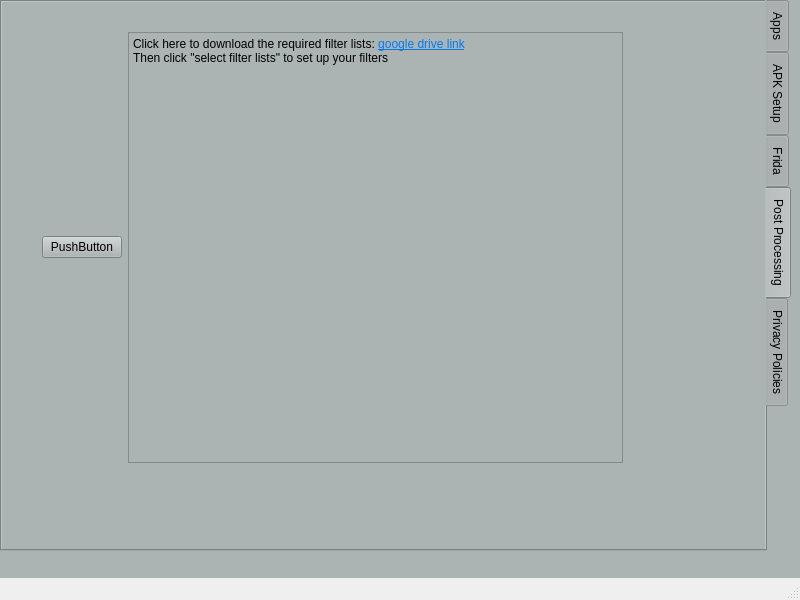
Old version of the form gui/mainwindow.ui in the repository RyanRio/OVRseen.
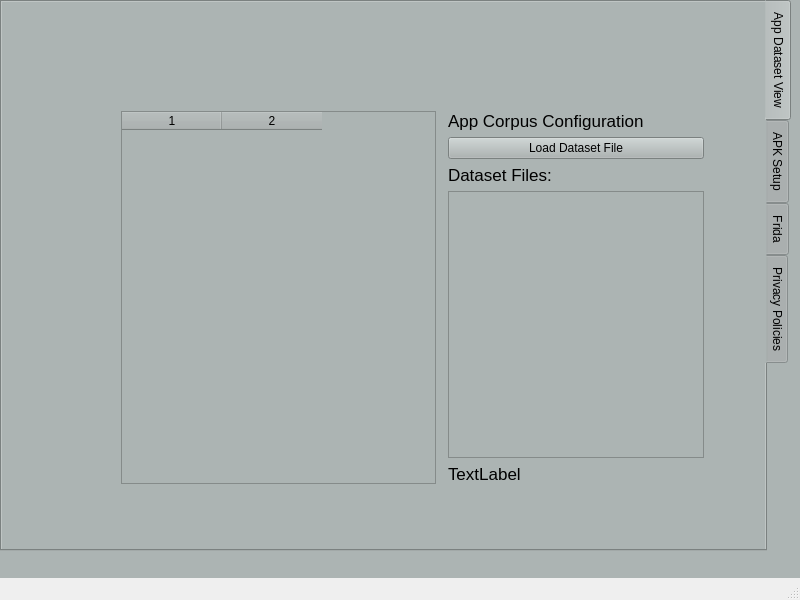
New version of the form. The open tabs and pages were chosen to show the change.

```diff
--- a/gui/mainwindow.ui
+++ b/gui/mainwindow.ui
@@ -64,7 +64,7 @@
          <string notr="true"/>
         </property>
         <attribute name="title">
-         <string>Apps</string>
+         <string>App Dataset View</string>
         </attribute>
         <widget class="QFrame" name="app_layout_object">
          <property name="geometry">
@@ -133,19 +133,6 @@
              </widget>
             </item>
             <item row="1" column="1">
-             <widget class="QPushButton" name="set_ovrseen_base_path">
-              <property name="sizePolicy">
-               <sizepolicy hsizetype="Preferred" vsizetype="Fixed">
-                <horstretch>0</horstretch>
-                <verstretch>0</verstretch>
-               </sizepolicy>
-              </property>
-              <property name="text">
-               <string>Choose OVRSeen Directory</string>
-              </property>
-             </widget>
-            </item>
-            <item row="2" column="1">
              <widget class="QPushButton" name="load_dataset_file">
               <property name="sizePolicy">
                <sizepolicy hsizetype="Preferred" vsizetype="Fixed">
@@ -158,7 +145,7 @@
               </property>
              </widget>
             </item>
-            <item row="3" column="1">
+            <item row="2" column="1">
              <widget class="QLabel" name="label_2">
               <property name="sizePolicy">
                <sizepolicy hsizetype="Maximum" vsizetype="Preferred">
@@ -182,7 +169,7 @@
               </property>
              </widget>
             </item>
-            <item row="4" column="1">
+            <item row="3" column="1">
              <widget class="QListWidget" name="dataset_files">
               <property name="sizePolicy">
                <sizepolicy hsizetype="Preferred" vsizetype="Expanding">
@@ -192,7 +179,7 @@
               </property>
              </widget>
             </item>
-            <item row="5" column="1">
+            <item row="4" column="1">
              <widget class="QLabel" name="ovrseen_directory">
               <property name="sizePolicy">
                <sizepolicy hsizetype="Maximum" vsizetype="Expanding">
@@ -449,42 +436,6 @@
          </layout>
         </widget>
        </widget>
-       <widget class="QWidget" name="b_post_processing">
-        <attribute name="title">
-         <string>Post Processing</string>
-        </attribute>
-        <widget class="QWidget" name="horizontalLayoutWidget_4">
-         <property name="geometry">
-          <rect>
-           <x>40</x>
-           <y>30</y>
-           <width>581</width>
-           <height>431</height>
-          </rect>
-         </property>
-         <layout class="QHBoxLayout" name="horizontalLayout_3">
-          <item>
-           <widget class="QPushButton" name="pushButton_3">
-            <property name="text">
-             <string>PushButton</string>
-            </property>
-           </widget>
-          </item>
-          <item>
-           <widget class="QTextEdit" name="textEdit_3">
-            <property name="html">
-             <string>&lt;!DOCTYPE HTML PUBLIC &quot;-//W3C//DTD HTML 4.0//EN&quot; &quot;http://www.w3.org/TR/REC-html40/strict.dtd&quot;&gt;
-&lt;html&gt;&lt;head&gt;&lt;meta name=&quot;qrichtext&quot; content=&quot;1&quot; /&gt;&lt;meta charset=&quot;utf-8&quot; /&gt;&lt;style type=&quot;text/css&quot;&gt;
-p, li { white-space: pre-wrap; }
-&lt;/style&gt;&lt;/head&gt;&lt;body style=&quot; font-family:'Segoe UI'; font-size:9pt; font-weight:400; font-style:normal;&quot;&gt;
-&lt;p style=&quot; margin-top:0px; margin-bottom:0px; margin-left:0px; margin-right:0px; -qt-block-indent:0; text-indent:0px;&quot;&gt;Click here to download the required filter lists: &lt;a href=&quot;https://drive.google.com/uc?id=1rySec21Xx_t_x9T04KCX7W4oGUCtf3tt&quot;&gt;&lt;span style=&quot; text-decoration: underline; color:#007af4;&quot;&gt;google drive link&lt;/span&gt;&lt;/a&gt;&lt;/p&gt;
-&lt;p style=&quot; margin-top:0px; margin-bottom:0px; margin-left:0px; margin-right:0px; -qt-block-indent:0; text-indent:0px;&quot;&gt;Then click &amp;quot;select filter lists&amp;quot; to set up your filters&lt;/p&gt;&lt;/body&gt;&lt;/html&gt;</string>
-            </property>
-           </widget>
-          </item>
-         </layout>
-        </widget>
-       </widget>
        <widget class="QWidget" name="c_privacypolicies">
         <attribute name="title">
          <string>Privacy Policies</string>
```
Left out of the diff: 18 changed lines with no effect on the pictures.
